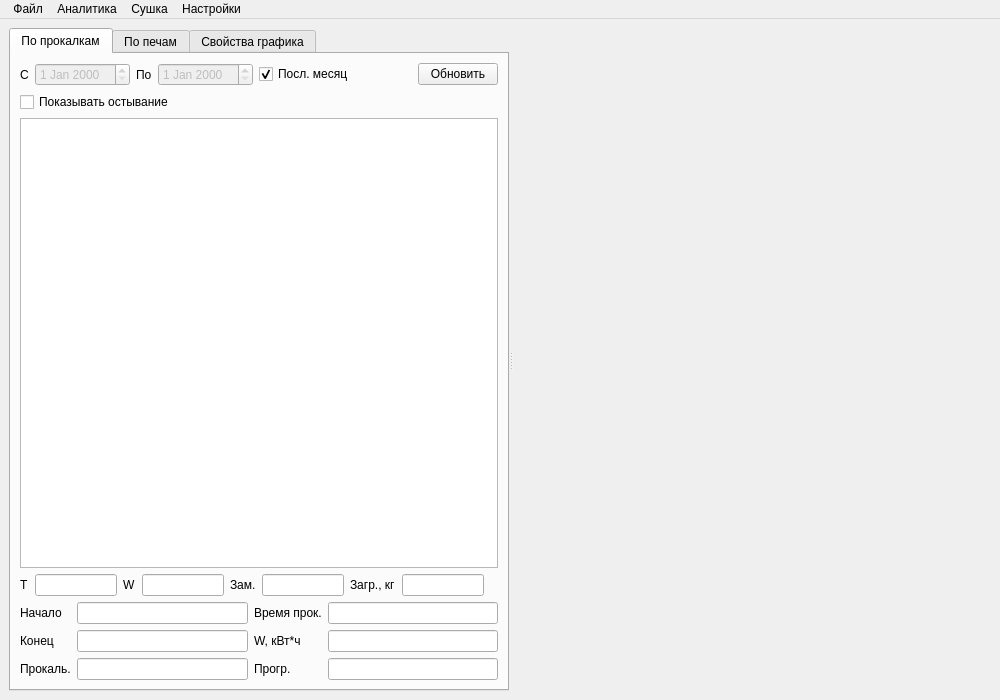
This is mainwindow.ui in Sergeyego/dry_view as Qt 5 draws it before an edit. The edited form follows.
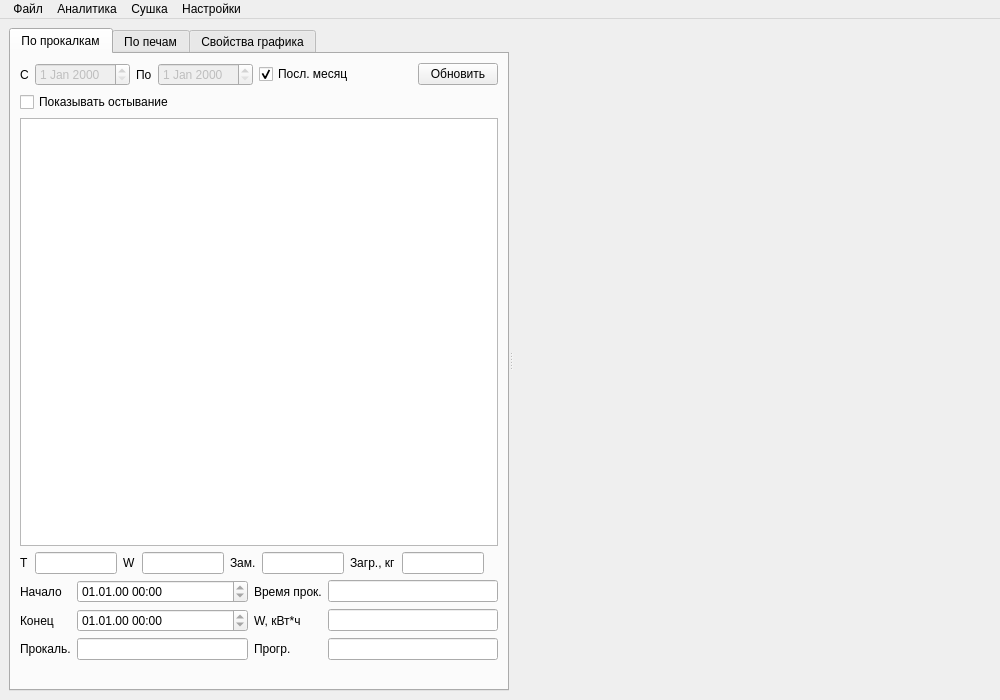
This is the edited form. Icons and pictures are not drawn. Custom widgets are drawn as their Qt base class.

```diff
--- a/mainwindow.ui
+++ b/mainwindow.ui
@@ -133,7 +133,7 @@
            <item>
             <widget class="QLineEdit" name="lineEditT">
              <property name="readOnly">
-              <bool>true</bool>
+              <bool>false</bool>
              </property>
             </widget>
            </item>
@@ -147,7 +147,7 @@
            <item>
             <widget class="QLineEdit" name="lineEditW">
              <property name="readOnly">
-              <bool>true</bool>
+              <bool>false</bool>
              </property>
             </widget>
            </item>
@@ -161,7 +161,7 @@
            <item>
             <widget class="QLineEdit" name="lineEditZms">
              <property name="readOnly">
-              <bool>true</bool>
+              <bool>false</bool>
              </property>
             </widget>
            </item>
@@ -175,7 +175,7 @@
            <item>
             <widget class="QLineEdit" name="lineEditKvo">
              <property name="readOnly">
-              <bool>true</bool>
+              <bool>false</bool>
              </property>
             </widget>
            </item>
@@ -203,13 +203,6 @@
              </property>
             </widget>
            </item>
-           <item row="0" column="1">
-            <widget class="QLineEdit" name="lineEditbeg">
-             <property name="readOnly">
-              <bool>true</bool>
-             </property>
-            </widget>
-           </item>
            <item row="0" column="2">
             <widget class="QLabel" name="label_11">
              <property name="text">
@@ -231,13 +224,6 @@
              </property>
             </widget>
            </item>
-           <item row="1" column="1">
-            <widget class="QLineEdit" name="lineEditend">
-             <property name="readOnly">
-              <bool>true</bool>
-             </property>
-            </widget>
-           </item>
            <item row="1" column="2">
             <widget class="QLabel" name="label_12">
              <property name="text">
@@ -248,7 +234,7 @@
            <item row="1" column="3">
             <widget class="QLineEdit" name="lineEditEnerg">
              <property name="readOnly">
-              <bool>true</bool>
+              <bool>false</bool>
              </property>
             </widget>
            </item>
@@ -259,13 +245,6 @@
              </property>
             </widget>
            </item>
-           <item row="2" column="1">
-            <widget class="QLineEdit" name="lineEditRab">
-             <property name="readOnly">
-              <bool>true</bool>
-             </property>
-            </widget>
-           </item>
            <item row="2" column="2">
             <widget class="QLabel" name="label_14">
              <property name="text">
@@ -273,6 +252,33 @@
              </property>
             </widget>
            </item>
+           <item row="0" column="1">
+            <widget class="QDateTimeEdit" name="dateTimeEditB">
+             <property name="readOnly">
+              <bool>true</bool>
+             </property>
+             <property name="displayFormat">
+              <string>dd.MM.yy HH:mm</string>
+             </property>
+            </widget>
+           </item>
+           <item row="1" column="1">
+            <widget class="QDateTimeEdit" name="dateTimeEditE">
+             <property name="readOnly">
+              <bool>true</bool>
+             </property>
+             <property name="displayFormat">
+              <string>dd.MM.yy HH:mm</string>
+             </property>
+            </widget>
+           </item>
+           <item row="2" column="1">
+            <widget class="QLineEdit" name="lineEditRab">
+             <property name="readOnly">
+              <bool>true</bool>
+             </property>
+            </widget>
+           </item>
            <item row="2" column="3">
             <widget class="QLineEdit" name="lineEditProg">
              <property name="readOnly">
@@ -282,6 +288,23 @@
            </item>
           </layout>
          </item>
+         <item>
+          <layout class="QHBoxLayout" name="horizontalLayoutMap">
+           <item>
+            <spacer name="horizontalSpacer_4">
+             <property name="orientation">
+              <enum>Qt::Horizontal</enum>
+             </property>
+             <property name="sizeHint" stdset="0">
+              <size>
+               <width>40</width>
+               <height>20</height>
+              </size>
+             </property>
+            </spacer>
+           </item>
+          </layout>
+         </item>
         </layout>
        </widget>
        <widget class="QWidget" name="tab_1">
```
